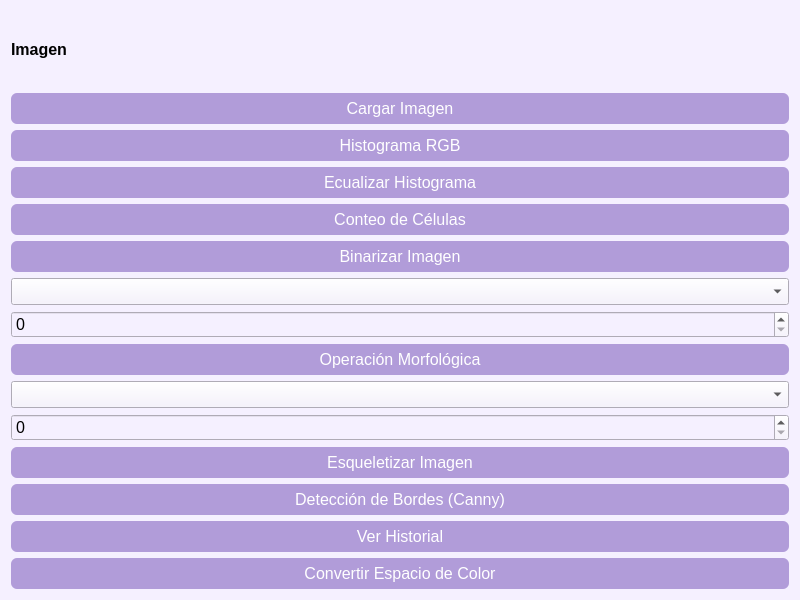
Qt form interfaz_imagenes.ui (mrpogaviria/PRYECTO-INFO) before a commit.
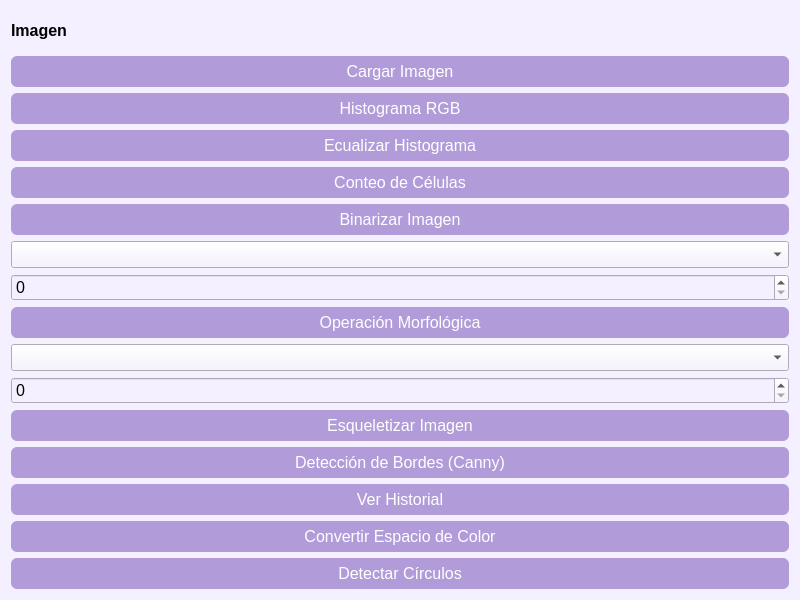
The same form after that commit.

The edit to the form file:
```diff
--- a/interfaz_imagenes.ui
+++ b/interfaz_imagenes.ui
@@ -41,6 +41,7 @@
    <item><widget class="QPushButton" name="boton_bordes"><property name="text"><string>Detección de Bordes (Canny)</string></property></widget></item>
    <item><widget class="QPushButton" name="boton_historial"><property name="text"><string>Ver Historial</string></property></widget></item>
    <item><widget class="QPushButton" name="boton_convertir_color"><property name="text"><string>Convertir Espacio de Color</string></property></widget></item>
+   <item><widget class="QPushButton" name="boton_circulos"><property name="text"><string>Detectar Círculos</string></property></widget></item>
 
   </layout>
  </widget>
```
